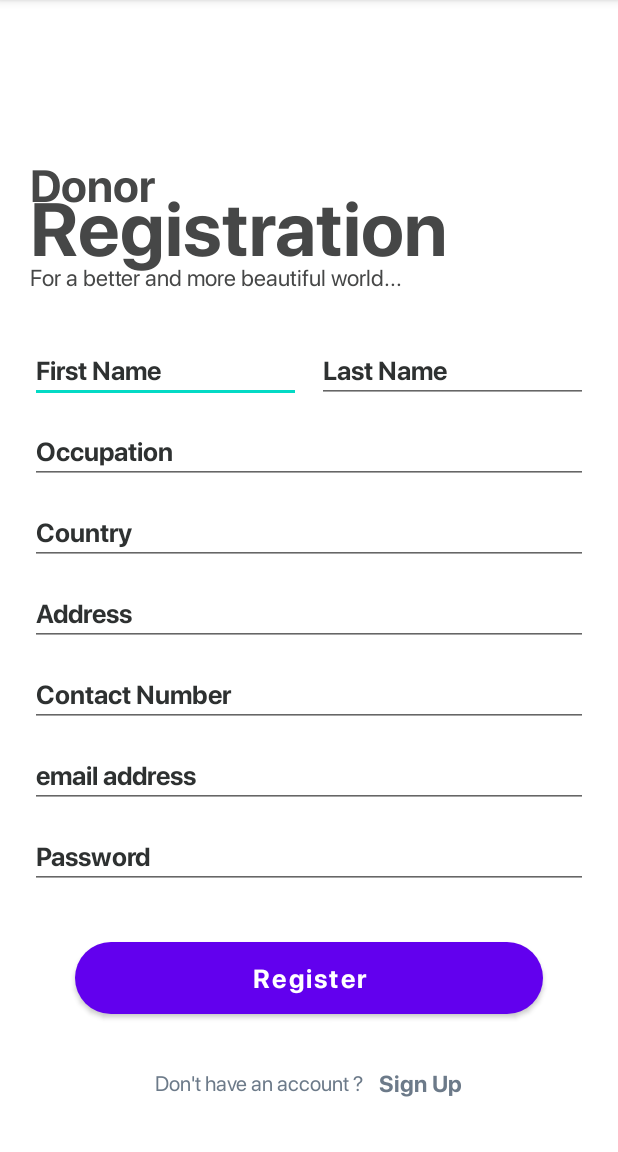
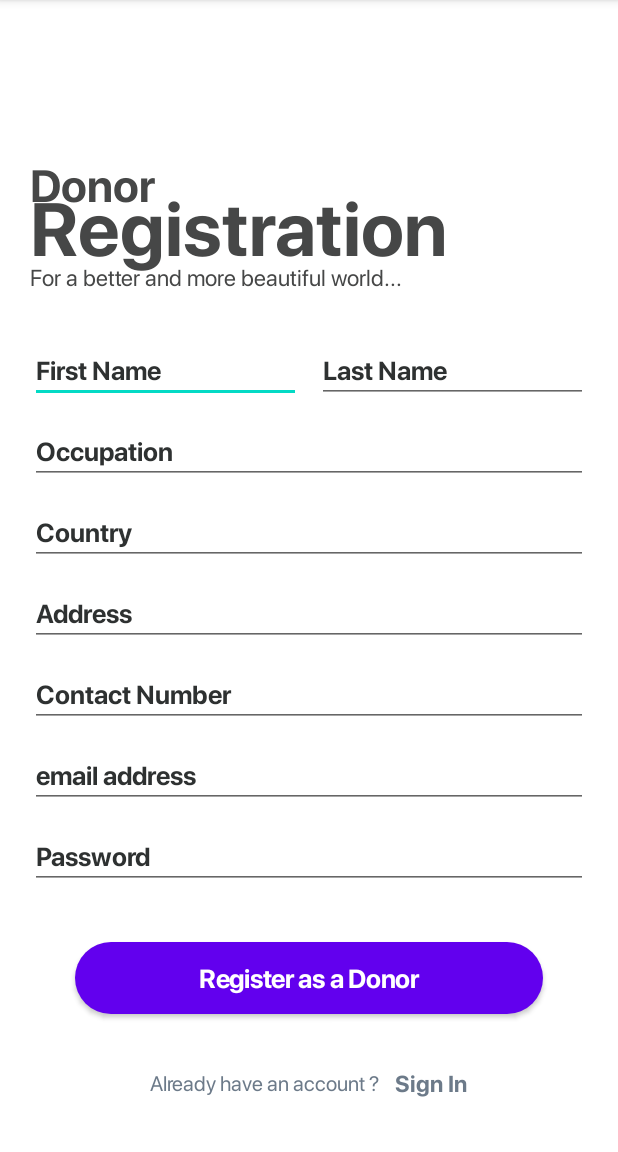
Before and after one commit to SandeepaViduranga/RaiseHandsMobile, an Android app: the user_registration screen opened directly, with no data from a screen before it, on a phone screen of 412 x 824 dp, the part 84-1236 px from its top. Run offline under Robolectric (Android 15) with nearby library versions, the phone set to English and light mode, and no system bars.

Commit message:
sdk update/registration

```diff
--- a/app/build.gradle
+++ b/app/build.gradle
@@ -3,13 +3,13 @@ plugins {
 }
 
 android {
-    compileSdkVersion 31
-    buildToolsVersion "31.0.0"
+    compileSdkVersion 30
+    buildToolsVersion '30.0.3'
 
     defaultConfig {
         applicationId "com.example.raisehands"
         minSdkVersion 16
-        targetSdkVersion 31
+        targetSdkVersion 30
         versionCode 1
         versionName "1.0"
 
--- a/app/src/main/java/com/example/raisehands/user_registration.java
+++ b/app/src/main/java/com/example/raisehands/user_registration.java
@@ -20,7 +20,7 @@ import java.util.HashMap;
 
 public class user_registration extends AppCompatActivity {
 
-    private EditText txtName, txtNIC, txtEmail, txtPhone, txtPassword, txtAge;
+    private EditText txt_firstName, txt_lastName, txtJob, txtCountry, txtAddress, txtPhone, txtEmail, txtPassword;
     private String Gender;
     private AlertDialog alertDialog;
 
@@ -29,25 +29,28 @@ public class user_registration extends AppCompatActivity {
         super.onCreate(savedInstanceState);
         setContentView(R.layout.activity_user_registration);
 
-        txtName = (EditText) findViewById(R.id.txtname);
-        txtEmail = (EditText) findViewById(R.id.txtemail);
-        txtNIC = (EditText) findViewById(R.id.txtNIC);
-        txtPhone = (EditText) findViewById(R.id.txtPhone);
-        txtAge = (EditText) findViewById(R.id.txtAge);
-        txtPassword = (EditText) findViewById(R.id.txtpassword);
+        txt_firstName = (EditText) findViewById(R.id.first_name);
+        txt_lastName = (EditText) findViewById(R.id.last_name);
+        txtJob = (EditText) findViewById(R.id.job);
+        txtCountry = (EditText) findViewById(R.id.country);
+        txtAddress = (EditText) findViewById(R.id.address);
+        txtPhone = (EditText) findViewById(R.id.mobile);
+        txtEmail = (EditText) findViewById(R.id.email);
+        txtPassword = (EditText) findViewById(R.id.password_user);
         Gender = "null";
     }
 
     public void registration(View view) {
-        String Name = txtName.getText().toString();
+        String FirstName = txt_firstName.getText().toString();
+        String LastName = txt_lastName.getText().toString();
+        String Job = txtJob.getText().toString();
+        String Country = txtCountry.getText().toString();
+        String Address = txtAddress.getText().toString();
+        String Phone = txtPhone.getText().toString();
         String Email = txtEmail.getText().toString();
-        String NIC = txtNIC.getText().toString();
-        String Phone = txtPhone.getText().toString();
-        String Age = txtAge.getText().toString();
         String Password = txtPassword.getText().toString();
 
         if (!(TextUtils.isEmpty(Name) && TextUtils.isEmpty(NIC) && TextUtils.isEmpty(Age) && TextUtils.isEmpty(Email) && TextUtils.isEmpty(Phone) && TextUtils.isEmpty(Password)  && TextUtils.isEmpty(NIC))) {
-            if (validateNIC(NIC)) {
                 HashMap<String, String> param = new HashMap<String, String>();
                 param.put("type", "addMember");
                 param.put("name", Name);
@@ -61,10 +64,6 @@ public class user_registration extends AppCompatActivity {
                 Backgroundworker backgroundworker = new Backgroundworker(user_registration.this);
                 backgroundworker.execute(param);
             } else {
-                Toast.makeText(user_registration.this, "Invalide NIC ", Toast.LENGTH_SHORT).show();
-            }
-
-        } else {
             Toast.makeText(user_registration.this, "Empty field not allowed!", Toast.LENGTH_SHORT).show();
         }
     }
@@ -95,4 +94,9 @@ public class user_registration extends AppCompatActivity {
             alertDialog.show();
         }
     }
+
+    public void goTo_Login(View view) {
+        Intent intent = new Intent(user_registration.this, user_login.class);
+        startActivity(intent);
+    }
 }
--- a/app/src/main/res/layout/activity_user_registration.xml
+++ b/app/src/main/res/layout/activity_user_registration.xml
@@ -61,6 +61,7 @@
                 android:weightSum="2">
 
                 <EditText
+                    android:id="@+id/first_name"
                     android:layout_weight="1"
                     android:layout_width="0dp"
                     android:layout_height="wrap_content"
@@ -75,6 +76,7 @@
                     android:textSize="17sp" />
 
                 <EditText
+                    android:id="@+id/last_name"
                     android:layout_weight="1"
                     android:layout_width="0dp"
                     android:layout_height="wrap_content"
@@ -91,6 +93,7 @@
             </LinearLayout>
 
             <EditText
+                android:id="@+id/job"
                 android:layout_width="match_parent"
                 android:layout_height="wrap_content"
                 android:layout_marginLeft="20dp"
@@ -104,6 +107,7 @@
                 android:textSize="17sp" />
 
             <EditText
+                android:id="@+id/country"
                 android:layout_width="match_parent"
                 android:layout_height="wrap_content"
                 android:layout_marginLeft="20dp"
@@ -111,12 +115,13 @@
                 android:layout_marginBottom="10dp"
                 android:fontFamily="@font/sf_pro_bold"
                 android:hint="Country"
-                android:inputType="number"
+                android:inputType="text"
                 android:textColor="@color/white"
                 android:textColorHint="#2e3131"
                 android:textSize="17sp" />
 
             <EditText
+                android:id="@+id/address"
                 android:layout_width="match_parent"
                 android:layout_height="wrap_content"
                 android:layout_marginLeft="20dp"
@@ -124,12 +129,13 @@
                 android:layout_marginBottom="10dp"
                 android:fontFamily="@font/sf_pro_bold"
                 android:hint="Address"
-                android:inputType="number"
+                android:inputType="textPostalAddress"
                 android:textColor="@color/white"
                 android:textColorHint="#2e3131"
                 android:textSize="17sp" />
 
             <EditText
+                android:id="@+id/mobile"
                 android:layout_width="match_parent"
                 android:layout_height="wrap_content"
                 android:layout_marginLeft="20dp"
@@ -137,12 +143,14 @@
                 android:layout_marginBottom="10dp"
                 android:fontFamily="@font/sf_pro_bold"
                 android:hint="Contact Number"
-                android:inputType="text"
+                android:maxLength="10"
+                android:inputType="number"
                 android:textColor="@color/white"
                 android:textColorHint="#2e3131"
                 android:textSize="17sp" />
 
             <EditText
+                android:id="@+id/email"
                 android:layout_width="match_parent"
                 android:layout_height="wrap_content"
                 android:layout_marginLeft="20dp"
@@ -156,6 +164,7 @@
                 android:textSize="17sp" />
 
             <EditText
+                android:id="@+id/password_user"
                 android:layout_width="match_parent"
                 android:layout_height="wrap_content"
                 android:layout_marginLeft="20dp"
@@ -178,7 +187,8 @@
                 android:layout_marginBottom="35dp"
                 android:background="@drawable/button_white"
                 android:fontFamily="@font/sf_pro_bold"
-                android:text="Register"
+                android:text="Register as a Donor"
+                android:letterSpacing="-0.01"
                 android:textAllCaps="false"
                 android:textColor="@color/white"
                 android:textSize="17sp" />
@@ -195,17 +205,18 @@
                     android:layout_width="wrap_content"
                     android:layout_height="wrap_content"
                     android:fontFamily="@font/sf_pro_regular"
-                    android:text="Don't have an account ?"
+                    android:text="Already have an account ?"
                     android:textColor="#6c7a89"
                     android:textSize="14dp" />
 
                 <TextView
+                    android:onClick="goTo_Login"
                     android:layout_width="wrap_content"
                     android:layout_height="wrap_content"
                     android:layout_marginLeft="10dp"
                     android:fontFamily="@font/sf_pro_bold"
                     android:gravity="left"
-                    android:text="Sign Up"
+                    android:text="Sign In"
                     android:textColor="#6c7a89"
                     android:textSize="15dp" />
 
```
